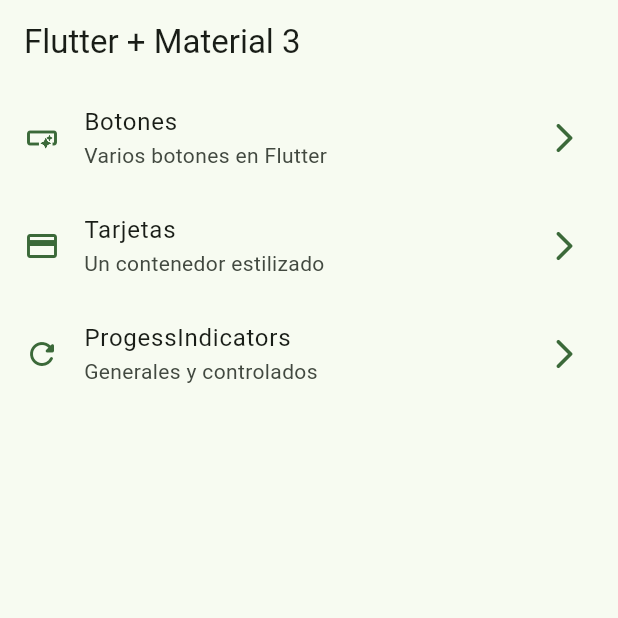
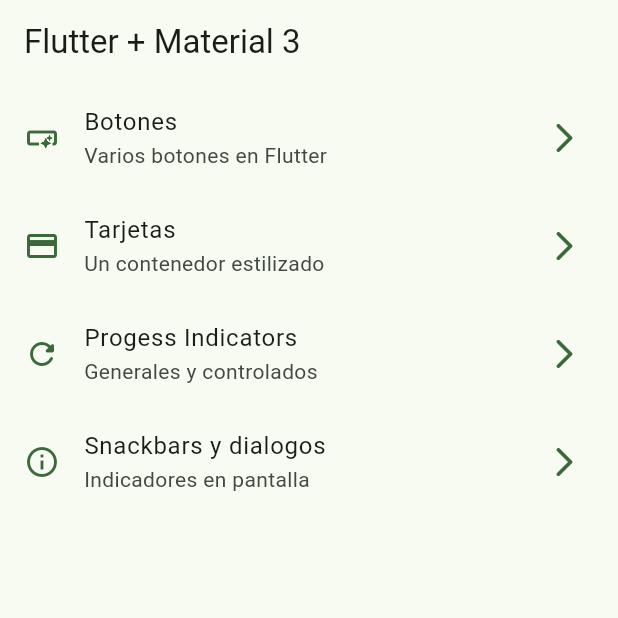
Before and after one commit to Tech-Code1/widgets_app, a Flutter app: the screen it shows after launch, on a phone screen of 412 x 824 dp, the top half of it. Run offline on Flutter 3.47's test engine with Material 3 defaults, Android fonts, the phone set to English and light mode, and no system bars; our stand-ins replace go_router.

Commit message:
snackbars y dialogos terminado

```diff
--- a/lib/config/router/app_route.dart
+++ b/lib/config/router/app_route.dart
@@ -25,5 +25,10 @@ final appRouter = GoRouter(
       name: ProgressScreen.name,
       builder: (context, state) => const ProgressScreen(),
     ),
+    GoRoute(
+      path: '/snackbars',
+      name: SnackbarScreen.name,
+      builder: (context, state) => const SnackbarScreen(),
+    ),
   ]
 );
--- a/lib/main.dart
+++ b/lib/main.dart
@@ -12,6 +12,7 @@ class MainApp extends StatelessWidget {
   @override
   Widget build(BuildContext context) {
     return MaterialApp.router(
+      title: 'Flutter Widgets',
       routerConfig: appRouter,
       debugShowCheckedModeBanner: false,
       theme: AppTheme( selectedColor: 2 ).getTheme(),
--- a/lib/menu/menu_items.dart
+++ b/lib/menu/menu_items.dart
@@ -35,9 +35,15 @@ const appMenuItems = <MenuItem>[
     icon: Icons.credit_card,
   ),
   MenuItem(
-    title: 'ProgessIndicators',
+    title: 'Progess Indicators',
     subtitle: 'Generales y controlados',
     link: '/progress',
     icon: Icons.refresh_rounded,
   ),
+  MenuItem(
+    title: 'Snackbars y dialogos',
+    subtitle: 'Indicadores en pantalla',
+    link: '/snackbars',
+    icon: Icons.info_outline,
+  ),
 ];
```
Also changed, not shown: lib/presentation/screens/snackbar/snackbar_screen.dart (+72 -1 lines).
